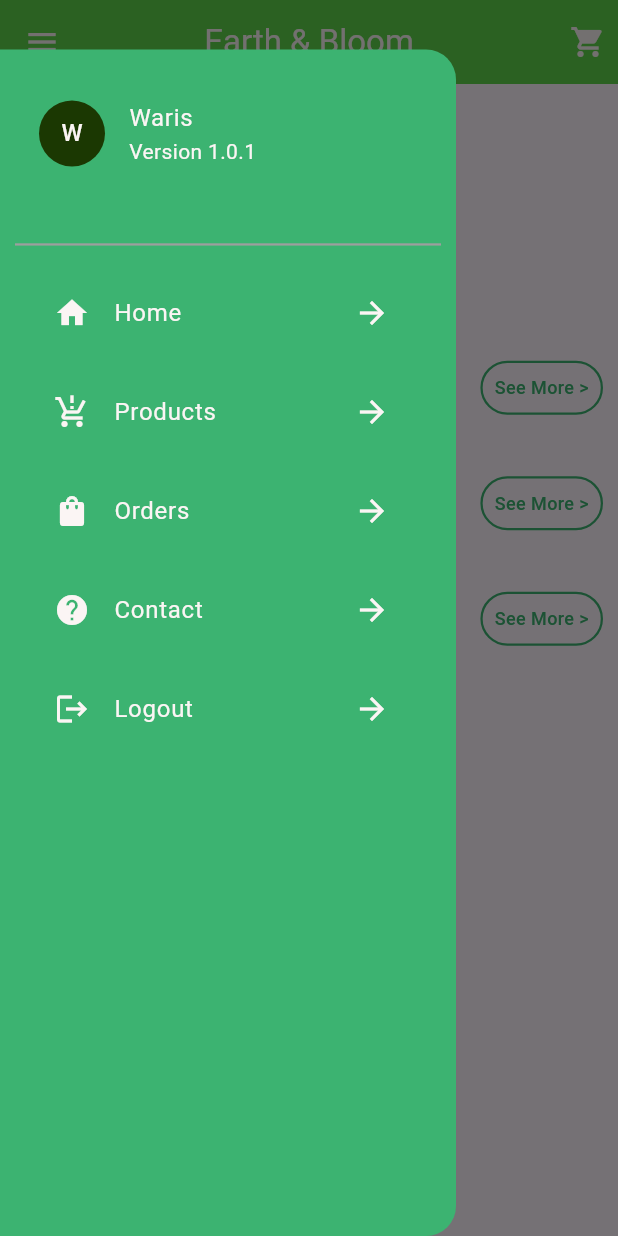
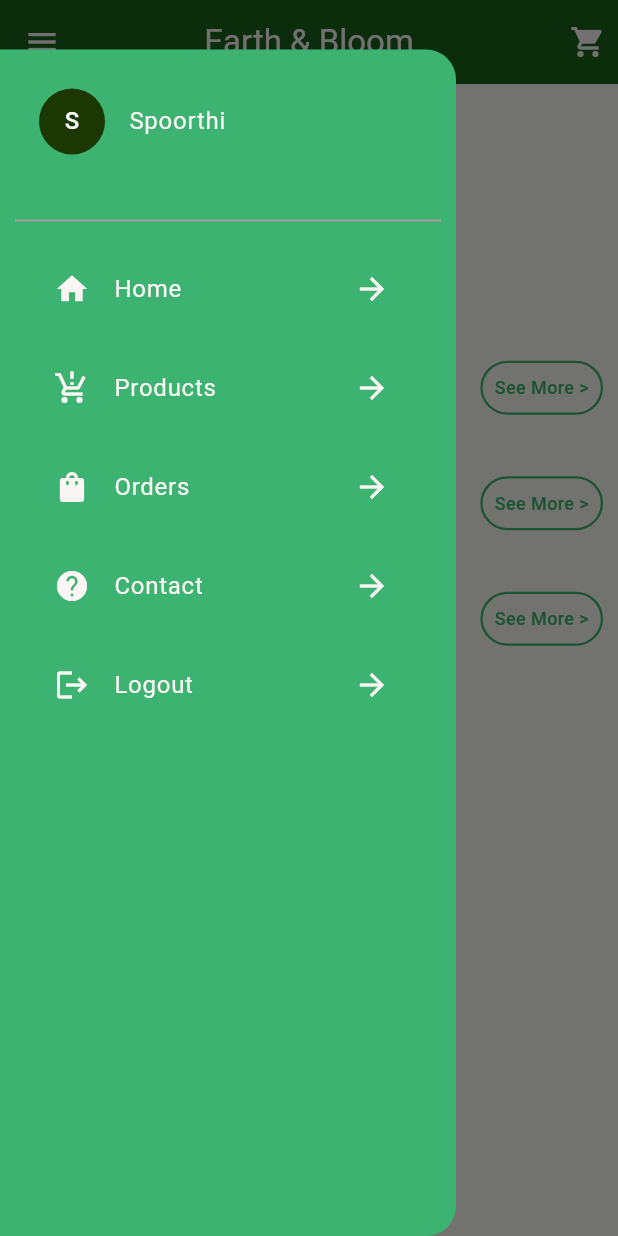
Before and after one commit to Shravani0491/App-Development, a Flutter app: the MainScreen screen opened directly, with the side drawer open, on a phone screen of 412 x 824 dp. Run offline on Flutter 3.47's test engine with Material 3 defaults, Android fonts, the phone set to English and light mode, and no system bars; drawn by our look-alikes of carousel_slider; our stand-ins replace cached_network_image, cloud_firestore, firebase_auth, firebase_core, firebase_messaging, flutter_easyloading and 5 more; missing offline and left inert: image_card; accounts and stored records are empty.

Commit message:
services1

```diff
--- a/lib/main.dart
+++ b/lib/main.dart
@@ -24,7 +24,7 @@ class MyApp extends StatelessWidget {
       debugShowCheckedModeBanner: false,
       title: 'Flutter Demo',
       theme: ThemeData(
-        colorScheme: ColorScheme.fromSeed(seedColor: Colors.deepPurple),
+        colorScheme: ColorScheme.fromSeed(seedColor: Colors.lightGreen),
         useMaterial3: true,
       ),
       home: const SplashScreen(),
--- a/lib/screens/user-panel/main-screen.dart
+++ b/lib/screens/user-panel/main-screen.dart
@@ -27,7 +27,7 @@ class MainScreen extends StatelessWidget {
         systemOverlayStyle: SystemUiOverlayStyle(
             statusBarColor: const Color.fromARGB(255, 228, 194, 191),
             statusBarIconBrightness: Brightness.light),
-        backgroundColor: Color.fromARGB(255, 93, 212, 75),
+        backgroundColor: Color.fromARGB(255, 27, 98, 27),
         title: Text(
           AppConstant.appMainName,
           style: TextStyle(color: AppConstant.appTextColor),
--- a/lib/widgets/custom-drawer-widget.dart
+++ b/lib/widgets/custom-drawer-widget.dart
@@ -39,18 +39,14 @@ class _DrawerWidgetState extends State<DrawerWidget> {
               child: ListTile(
                 titleAlignment: ListTileTitleAlignment.center,
                 title: Text(
-                  "Waris",
-                  style: TextStyle(color: AppConstant.appTextColor),
-                ),
-                subtitle: Text(
-                  "Version 1.0.1",
+                  "Spoorthi",
                   style: TextStyle(color: AppConstant.appTextColor),
                 ),
                 leading: CircleAvatar(
                   radius: 22.0,
                   backgroundColor: AppConstant.appMainColor,
                   child: Text(
-                    "W",
+                    "S",
                     style: TextStyle(color: AppConstant.appTextColor),
                   ),
                 ),
```
Also changed, not shown: lib/screens/user-panel/all-orders-screen.dart (+7 -1 lines).
